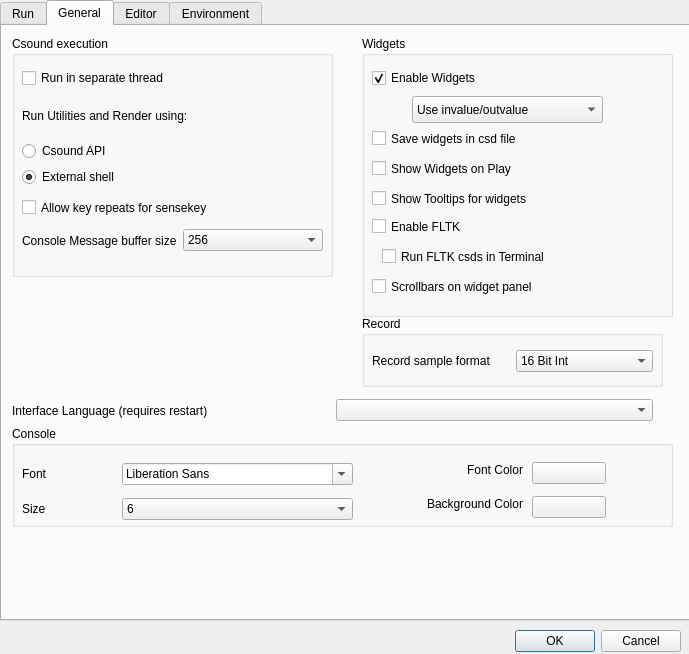
Old version of the form src/configdialog.ui in the repository CsoundQt/CsoundQt.
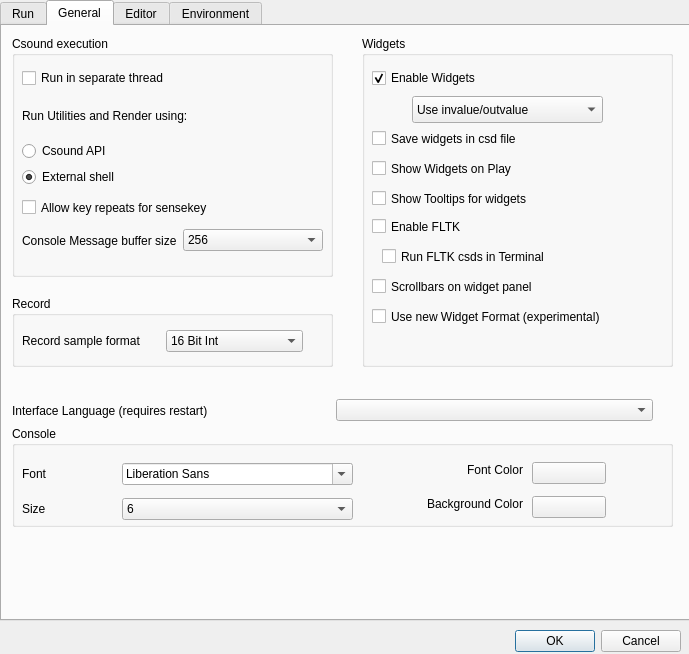
New version of the form. The open tabs and pages were chosen to show the change.

Commit message: Added option to use new widget format. Still unusable, though...

Diff of the .ui file:
```diff
--- a/src/configdialog.ui
+++ b/src/configdialog.ui
@@ -492,7 +492,7 @@
        <x>360</x>
        <y>10</y>
        <width>311</width>
-       <height>281</height>
+       <height>331</height>
       </rect>
      </property>
      <property name="title">
@@ -621,6 +621,22 @@
        <string>Scrollbars on widget panel</string>
       </property>
      </widget>
+     <widget class="QCheckBox" name="newFormatCheckBox">
+      <property name="geometry">
+       <rect>
+        <x>10</x>
+        <y>270</y>
+        <width>291</width>
+        <height>21</height>
+       </rect>
+      </property>
+      <property name="toolTip">
+       <string>FLTK widgets from Csound can crash when running using the API. Preferably leave unchecked and run Csound from the terminal</string>
+      </property>
+      <property name="text">
+       <string>Use new Widget Format (experimental)</string>
+      </property>
+     </widget>
     </widget>
     <widget class="QGroupBox" name="groupBox_8">
      <property name="geometry">
@@ -919,9 +935,9 @@
     <widget class="QGroupBox" name="groupBox_9">
      <property name="geometry">
       <rect>
-       <x>360</x>
-       <y>290</y>
-       <width>301</width>
+       <x>10</x>
+       <y>270</y>
+       <width>321</width>
        <height>71</height>
       </rect>
      </property>
```
Left out of the diff: 2 changed lines with no effect on the pictures. The commit also changes 8 other files.
